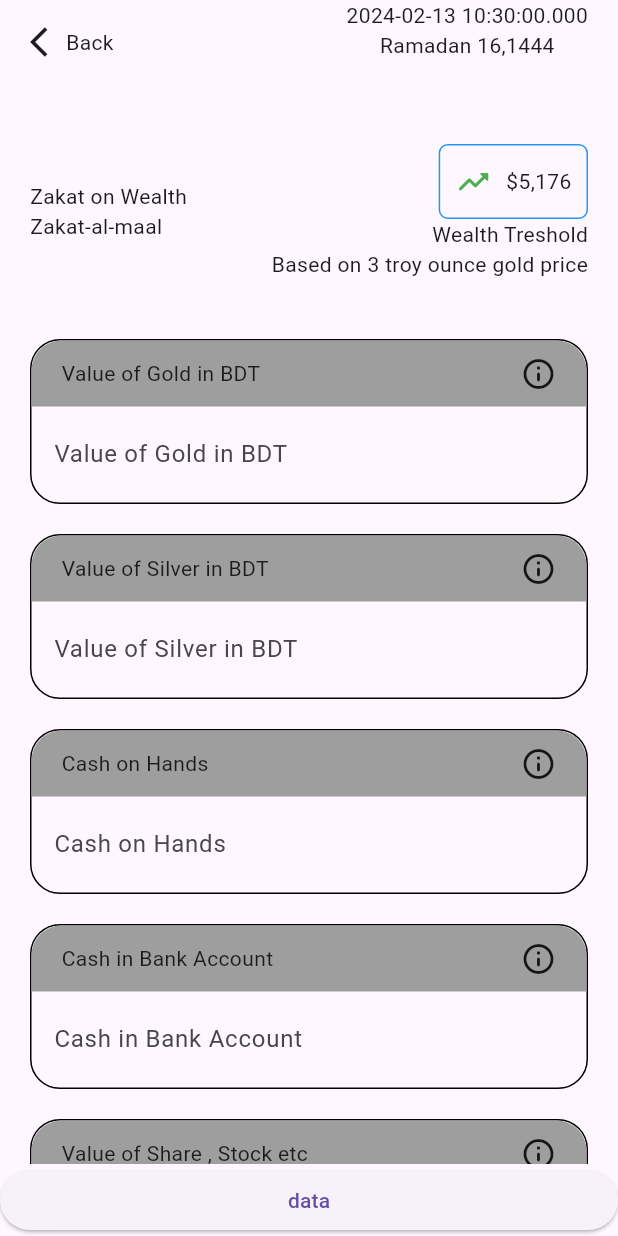
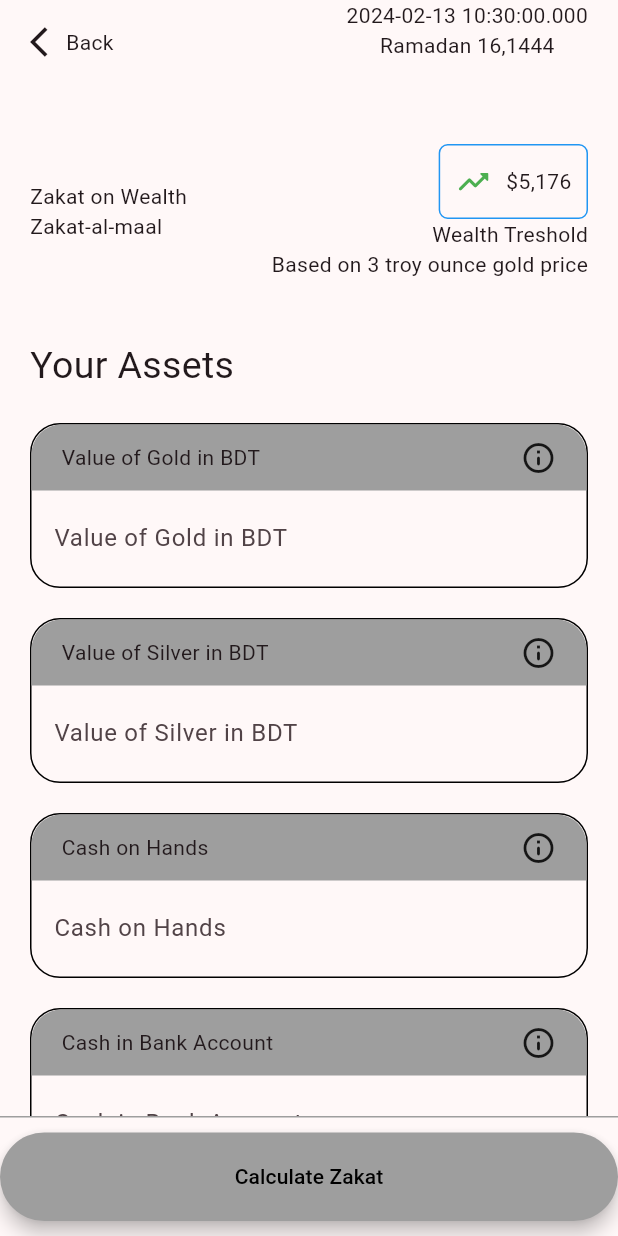
Before and after one commit to najmulmyself/Dawaah, a Flutter app: the screen it shows after launch, on a phone screen of 412 x 824 dp. Run offline on Flutter 3.47's test engine with Material 3 defaults, Android fonts, the phone set to English and light mode, and no system bars.

Commit message:
added ui initially

```diff
--- a/lib/main.dart
+++ b/lib/main.dart
@@ -8,10 +8,17 @@ class MyApp extends StatelessWidget {
 
   @override
   Widget build(BuildContext context) {
-    return const MaterialApp(
+    return MaterialApp(
       debugShowCheckedModeBanner: false,
       title: 'Dawaah',
-      home: HomePage(),
+      theme: ThemeData(
+          colorScheme: ColorScheme.fromSeed(
+        seedColor: Colors.black,
+        // brightness: Brightness.dark,
+        primary: Colors.black,
+        // background: Colors.amber,
+      )),
+      home: const HomePage(),
     );
   }
 }
--- a/lib/screens/home_page.dart
+++ b/lib/screens/home_page.dart
@@ -12,15 +12,20 @@ class HomePage extends StatelessWidget {
       appBar: AppBar(
         // backgroundColor: Colors.red,
         leadingWidth: 200,
-        leading: const Padding(
+        leading: Padding(
           padding: screenPadding,
-          child: Row(
+          child: GestureDetector(
+            onTap: () {
+              Navigator.pop(context);
+            },
+            child: const Row(
               children: [
                 Icon(Icons.arrow_back_ios),
                 Expanded(
                   child: Text("Back"),
                 ),
               ],
+            ),
           ),
         ),
         actions: [
@@ -38,9 +43,27 @@ class HomePage extends StatelessWidget {
         ],
       ),
       body: _mainView(),
-      bottomNavigationBar: ElevatedButton(
-        child: const Text("data"),
+      bottomNavigationBar: Container(
+        height: 70,
+        padding: const EdgeInsets.only(top: 10),
+        margin: const EdgeInsets.only(
+          bottom: 10,
+        ),
+        width: double.infinity,
+        decoration: const BoxDecoration(
+          border: Border(
+            top: BorderSide(color: Colors.grey),
+          ),
+        ),
+        // color: Colors.greenAccent,
+        child: ElevatedButton(
+          style: ElevatedButton.styleFrom(
+            elevation: 5,
+            backgroundColor: Colors.grey,
+          ),
+          child: const Text("Calculate Zakat"),
           onPressed: () {},
+        ),
       ),
     );
   }
@@ -50,10 +73,12 @@ class HomePage extends StatelessWidget {
       child: Padding(
         padding: screenPadding,
         child: Column(
+          crossAxisAlignment: CrossAxisAlignment.start,
           children: [
             verticalSpaceMd40,
             _pageTitleView(),
             verticalSpaceMd40,
+            _infoText("Your Assets"),
             CustomInputField(
               hintText: "Value of Gold in BDT",
             ),
@@ -67,9 +92,32 @@ class HomePage extends StatelessWidget {
               hintText: "Cash in Bank Account",
             ),
             CustomInputField(
-              hintText: "Value of Share , Stock etc",
+              hintText: "Value of Share,Stock,Others",
+            ),
+            _infoText("Your Expenses/Liability"),
+            CustomInputField(
+              hintText: "Owed Amount",
+            ),
+            CustomInputField(
+              hintText: "Expense Amount",
+            ),
+            CustomInputField(
+              hintText: "Others",
             ),
           ],
+        ),
+      ),
+    );
+  }
+
+  Container _infoText(String text) {
+    return Container(
+      margin: const EdgeInsets.only(bottom: 20),
+      child: Text(
+        text,
+        style: const TextStyle(
+          fontSize: 25,
+          fontWeight: FontWeight.w400,
         ),
       ),
     );
--- a/lib/widgets/custom_input_widgets.dart
+++ b/lib/widgets/custom_input_widgets.dart
@@ -48,6 +48,8 @@ class _CustomInputFieldState extends State<CustomInputField> {
           Padding(
             padding: const EdgeInsets.symmetric(horizontal: 15.0, vertical: 8),
             child: TextField(
+              keyboardType: TextInputType.number,
+              textInputAction: TextInputAction.next,
               decoration: InputDecoration(
                   hintText: widget.hintText,
                   enabledBorder: InputBorder.none,
```
Lines whose indentation alone changed are shown as unchanged.
